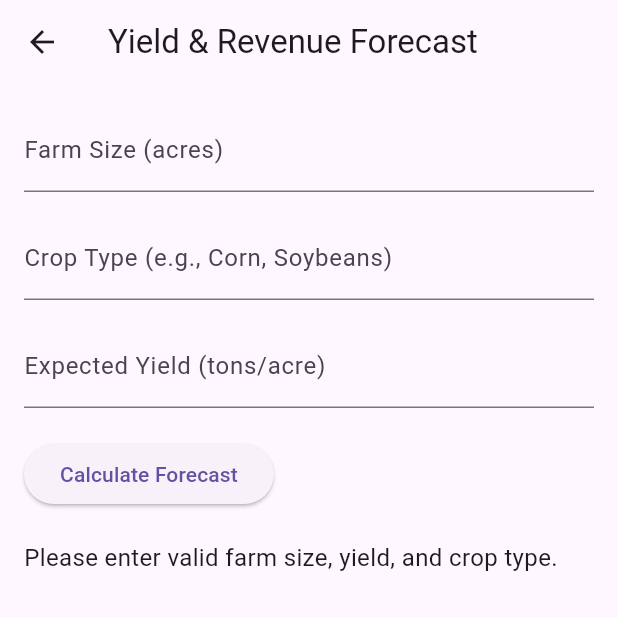
After one commit to Ronith-Neelam1429/AgriSyncCodeBase, a Flutter app: the YieldForecastPage screen opened directly, after a tap on "Calculate Forecast", on a phone screen of 412 x 824 dp, the top half of it. The commit adds this screen. Run offline on Flutter 3.47's test engine with Material 3 defaults, Android fonts, the light colour scheme and no system bars; our stand-ins replace cloud_firestore, curved_navigation_bar, firebase_auth, firebase_core, firebase_storage, geocoding and 6 more; accounts and stored records are empty; network calls fail.

Commit message:
AI Chatbot and Yield/Revenue Forecast

```diff
--- /dev/null
+++ b/lib/App Pages/Core Pages/YieldForecastPage.dart
@@ -0,0 +1,174 @@
+import 'package:flutter/material.dart';
+import 'package:firebase_auth/firebase_auth.dart';
+import 'package:cloud_firestore/cloud_firestore.dart';
+import 'package:http/http.dart' as http;
+import 'dart:convert';
+
+class YieldForecastPage extends StatefulWidget {
+  const YieldForecastPage({super.key});
+
+  @override
+  _YieldForecastPageState createState() => _YieldForecastPageState();
+}
+
+class _YieldForecastPageState extends State<YieldForecastPage> {
+  final _farmSizeController = TextEditingController();
+  final _cropTypeController = TextEditingController();
+  final _expectedYieldController = TextEditingController();
+  String? _forecastResult;
+  bool _isLoading = false;
+  final String weatherApiKey = 'eeaca43a04ac307588b75ac98f9871d7';
+
+  @override
+  void initState() {
+    super.initState();
+    _loadUserData();
+  }
+
+  Future<void> _loadUserData() async {
+    final user = FirebaseAuth.instance.currentUser;
+    if (user != null) {
+      final doc = await FirebaseFirestore.instance
+          .collection('users')
+          .doc(user.uid)
+          .get();
+      if (doc.exists) {
+        final data = doc.data() as Map<String, dynamic>;
+        setState(() {
+          _farmSizeController.text = data['farmSize'] ?? '';
+          _cropTypeController.text = (data['preferredCrops'] as List?)?.join(', ') ?? '';
+        });
+      }
+    }
+  }
+
+  Future<void> _calculateForecast() async {
+    setState(() {
+      _isLoading = true;
+      _forecastResult = null;
+    });
+
+    final farmSize = double.tryParse(_farmSizeController.text) ?? 0.0;
+    final expectedYield = double.tryParse(_expectedYieldController.text) ?? 0.0;
+    final cropType = _cropTypeController.text.trim();
+
+    if (farmSize <= 0 || expectedYield <= 0 || cropType.isEmpty) {
+      setState(() {
+        _forecastResult = 'Please enter valid farm size, yield, and crop type.';
+        _isLoading = false;
+      });
+      return;
+    }
+
+    try {
+      // Fetch historical weather
+      final user = FirebaseAuth.instance.currentUser;
+      if (user != null) {
+        final doc = await FirebaseFirestore.instance
+            .collection('users')
+            .doc(user.uid)
+            .get();
+        if (doc.exists) {
+          final data = doc.data() as Map<String, dynamic>;
+          final lat = data['lat'] ?? '51.5074'; // backup to London if error
+          final lon = data['lon'] ?? '-0.1278';
+
+          final weatherUrl =
+              'https://api.openweathermap.org/data/2.5/weather?lat=$lat&lon=$lon&appid=$weatherApiKey&units=metric';
+          final weatherResponse = await http.get(Uri.parse(weatherUrl));
+          if (weatherResponse.statusCode == 200) {
+            final weatherData = json.decode(weatherResponse.body);
+            final temp = weatherData['main']['temp'];
+            final condition = weatherData['weather'][0]['main'];
+
+            // Simple revenue forecast model
+            double marketPricePerUnit = _getMarketPrice(cropType); // Hypothetical prices
+            double weatherFactor = condition.contains('Rain') ? 1.1 : 0.9;
+            double revenue = (expectedYield * farmSize * marketPricePerUnit) * weatherFactor;
+
+            // Save forecast to Firestore
+            await FirebaseFirestore.instance.collection('forecasts').doc(user.uid).set({
+              'farmSize': farmSize,
+              'cropType': cropType,
+              'expectedYield': expectedYield,
+              'revenueForecast': revenue,
+              'timestamp': FieldValue.serverTimestamp(),
+            });
+
+            setState(() {
+              _forecastResult =
+                  'Estimated Revenue: \$${revenue.toStringAsFixed(2)} based on $expectedYield tons/acre, $farmSize acres, and $condition weather at $temp°C';
+              _isLoading = false;
+            });
+          } else {
+            setState(() {
+              _forecastResult = 'Failed to fetch weather data.';
+              _isLoading = false;
+            });
+          }
+        }
+      }
+    } catch (e) {
+      setState(() {
+        _forecastResult = 'Error calculating forecast: $e';
+        _isLoading = false;
+      });
+    }
+  }
+
+  double _getMarketPrice(String cropType) {
+    // Hypothetical market prices (in $/ton)
+    const Map<String, double> cropPrices = {
+      'Corn': 200.0,
+      'Soybeans': 400.0,
+      'Wheat': 250.0,
+    };
+    return cropPrices[cropType] ?? 300.0; // Default price if crop is not found
+  }
+
+  @override
+  Widget build(BuildContext context) {
+    return Scaffold(
+      appBar: AppBar(
+        title: const Text('Yield & Revenue Forecast'),
+      ),
+      body: Padding(
+        padding: const EdgeInsets.all(16.0),
+        child: _isLoading
+            ? const Center(child: CircularProgressIndicator())
+            : Column(
+                crossAxisAlignment: CrossAxisAlignment.start,
+                children: [
+                  TextField(
+                    controller: _farmSizeController,
+                    decoration: const InputDecoration(labelText: 'Farm Size (acres)'),
+                    keyboardType: TextInputType.number,
+                  ),
+                  const SizedBox(height: 16),
+                  TextField(
+                    controller: _cropTypeController,
+                    decoration: const InputDecoration(labelText: 'Crop Type (e.g., Corn, Soybeans)'),
+                  ),
+                  const SizedBox(height: 16),
+                  TextField(
+                    controller: _expectedYieldController,
+                    decoration: const InputDecoration(labelText: 'Expected Yield (tons/acre)'),
+                    keyboardType: TextInputType.number,
+                  ),
+                  const SizedBox(height: 20),
+                  ElevatedButton(
+                    onPressed: _calculateForecast,
+                    child: const Text('Calculate Forecast'),
+                  ),
+                  const SizedBox(height: 20),
+                  if (_forecastResult != null)
+                    Text(
+                      _forecastResult!,
+                      style: const TextStyle(fontSize: 16),
+                    ),
+                ],
+              ),
+      ),
+    );
+  }
+}
--- a/lib/Components/CustomNavBar.dart
+++ b/lib/Components/CustomNavBar.dart
@@ -2,6 +2,8 @@ import 'package:agrisync/App Pages/HomePage.dart';
 import 'package:agrisync/App Pages/Core Pages/MarketPage.dart';
 import 'package:agrisync/App Pages/Core Pages/ProfilePage.dart';
 import 'package:agrisync/App Pages/Core Pages/WeatherPage.dart';
+import 'package:agrisync/App Pages/Core Pages/YieldForecastPage.dart';
+import 'package:agrisync/App Pages/Core Pages/AIChatbotPage.dart';
 import 'package:flutter/material.dart';
 import 'package:curved_navigation_bar/curved_navigation_bar.dart';
 
@@ -19,6 +21,8 @@ class _CustomNavBarState extends State<CustomNavBar> {
     const WeatherPage(),
     const MarketPlacePage(),
     const ProfilePage(),
+    const YieldForecastPage(),
+    const AIChatbotPage(),
   ];
 
   @override
@@ -50,6 +54,8 @@ class _CustomNavBarState extends State<CustomNavBar> {
             Icon(Icons.wb_sunny, size: 35, color: Colors.white),
             Icon(Icons.shopping_cart, size: 35, color: Colors.white),
             Icon(Icons.person, size: 35, color: Colors.white),
+            Icon(Icons.show_chart, size: 35, color: Colors.white),
+            Icon(Icons.chat, size: 35, color: Colors.white),
           ],
           onTap: (index) {
             setState(() {
--- a/pubspec.yaml
+++ b/pubspec.yaml
@@ -31,6 +31,7 @@ dependencies:
   image_picker: ^1.1.2
   permission_handler: ^11.3.1
   firebase_database: ^11.3.3
+  speech_to_text: ^6.6.0
   url_launcher: ^6.3.1
 
 dev_dependencies:
```
Also changed, not shown: lib/App Pages/Core Pages/AIChatbotPage.dart (added, +188 -0 lines), pubspec.lock, 2 other files.
